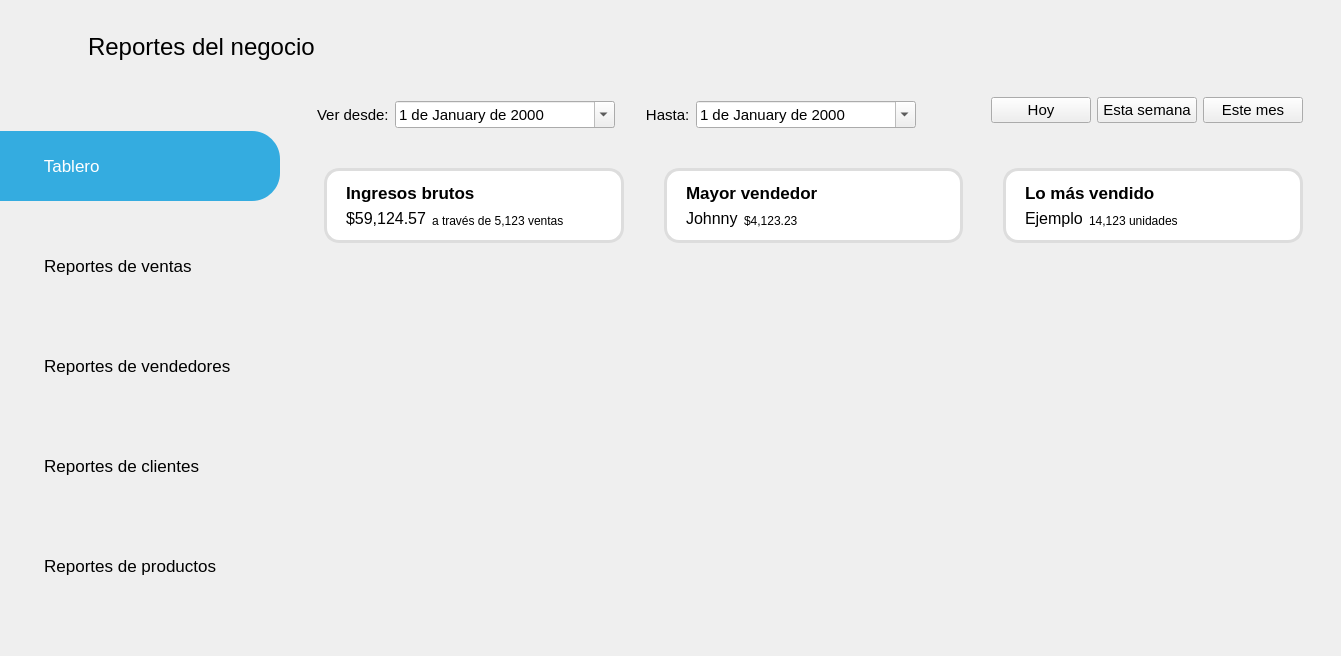
ivanperez-7/printpos, file designer/Ui_Reportes.ui: the form before one commit.
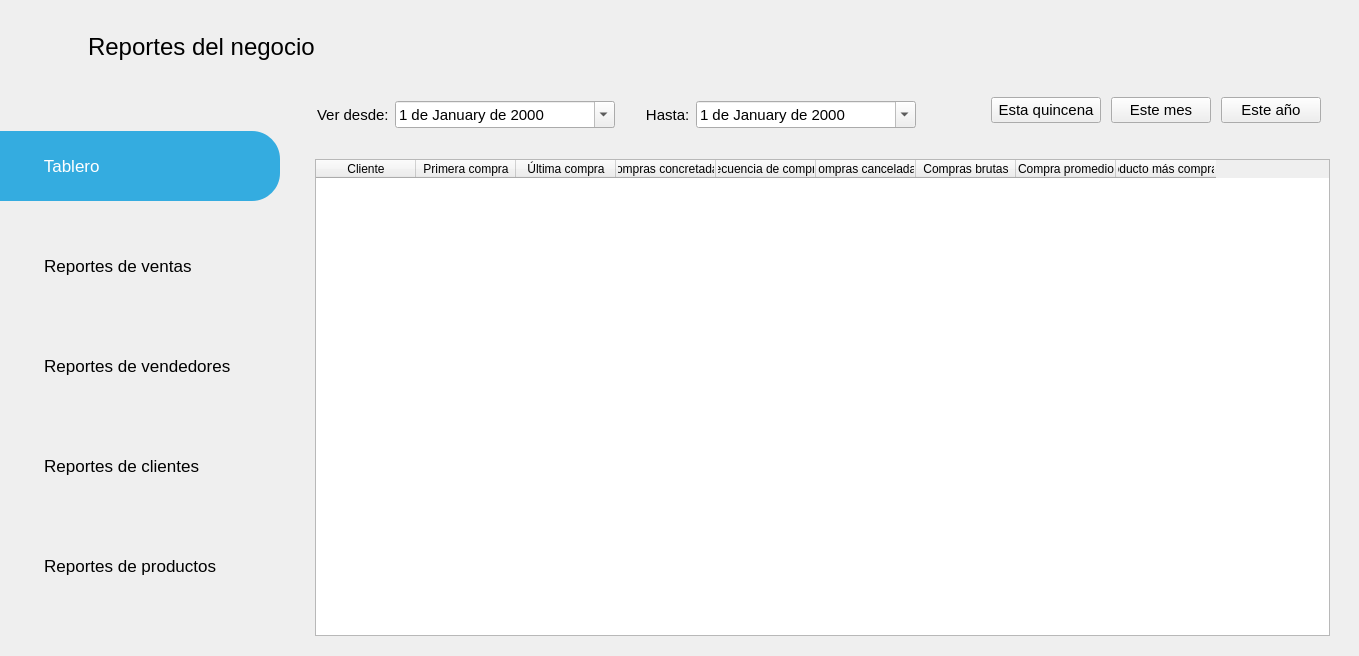
The form after the commit. The open tabs and pages were chosen to show the change. Icons and pictures are not drawn. Custom widgets are drawn as their Qt base class.

What changed in the file:
```diff
--- a/designer/Ui_Reportes.ui
+++ b/designer/Ui_Reportes.ui
@@ -6,7 +6,7 @@
    <rect>
     <x>0</x>
     <y>0</y>
-    <width>1331</width>
+    <width>1349</width>
     <height>656</height>
    </rect>
   </property>
@@ -529,6 +529,9 @@
          <item alignment="Qt::AlignRight">
           <widget class="QFrame" name="frame_13">
            <layout class="QHBoxLayout" name="horizontalLayout_9">
+            <property name="spacing">
+             <number>10</number>
+            </property>
             <property name="leftMargin">
              <number>60</number>
             </property>
@@ -539,7 +542,7 @@
              <widget class="QPushButton" name="btHoy">
               <property name="minimumSize">
                <size>
-                <width>100</width>
+                <width>110</width>
                 <height>0</height>
                </size>
               </property>
@@ -550,7 +553,7 @@
                </font>
               </property>
               <property name="text">
-               <string notr="true">Hoy</string>
+               <string notr="true">Esta quincena</string>
               </property>
              </widget>
             </item>
@@ -569,29 +572,29 @@
                </font>
               </property>
               <property name="text">
-               <string notr="true">Esta semana</string>
-              </property>
-             </widget>
-            </item>
-            <item>
-             <widget class="QPushButton" name="btEsteMes">
-              <property name="minimumSize">
-               <size>
-                <width>100</width>
-                <height>0</height>
-               </size>
-              </property>
-              <property name="font">
-               <font>
-                <family>Segoe UI</family>
-                <pointsize>11</pointsize>
-               </font>
-              </property>
-              <property name="text">
                <string notr="true">Este mes</string>
               </property>
              </widget>
             </item>
+            <item>
+             <widget class="QPushButton" name="btEsteMes">
+              <property name="minimumSize">
+               <size>
+                <width>100</width>
+                <height>0</height>
+               </size>
+              </property>
+              <property name="font">
+               <font>
+                <family>Segoe UI</family>
+                <pointsize>11</pointsize>
+               </font>
+              </property>
+              <property name="text">
+               <string notr="true">Este año</string>
+              </property>
+             </widget>
+            </item>
            </layout>
           </widget>
          </item>
@@ -600,6 +603,9 @@
       </item>
       <item row="1" column="1">
        <widget class="QScrollArea" name="scrollArea">
+        <property name="styleSheet">
+         <string notr="true"/>
+        </property>
         <property name="frameShape">
          <enum>QFrame::NoFrame</enum>
         </property>
@@ -611,7 +617,7 @@
           <rect>
            <x>0</x>
            <y>0</y>
-           <width>1007</width>
+           <width>1025</width>
            <height>488</height>
           </rect>
          </property>
@@ -1016,10 +1022,68 @@
               </item>
              </layout>
             </widget>
-            <widget class="QWidget" name="page_3">
-             <layout class="QHBoxLayout" name="horizontalLayout_3">
+            <widget class="QWidget" name="vendedores">
+             <layout class="QVBoxLayout" name="verticalLayout_3">
+              <property name="leftMargin">
+               <number>0</number>
+              </property>
+              <property name="topMargin">
+               <number>0</number>
+              </property>
+              <property name="rightMargin">
+               <number>0</number>
+              </property>
+              <property name="bottomMargin">
+               <number>0</number>
+              </property>
               <item>
-               <widget class="QTableWidget" name="tableWidget_2"/>
+               <widget class="TablaDatos" name="tableWidget_2">
+                <column>
+                 <property name="text">
+                  <string>Cliente</string>
+                 </property>
+                </column>
+                <column>
+                 <property name="text">
+                  <string>Primera compra</string>
+                 </property>
+                </column>
+                <column>
+                 <property name="text">
+                  <string>Última compra</string>
+                 </property>
+                </column>
+                <column>
+                 <property name="text">
+                  <string>Compras concretadas</string>
+                 </property>
+                </column>
+                <column>
+                 <property name="text">
+                  <string>Frecuencia de compras</string>
+                 </property>
+                </column>
+                <column>
+                 <property name="text">
+                  <string>Compras canceladas</string>
+                 </property>
+                </column>
+                <column>
+                 <property name="text">
+                  <string>Compras brutas</string>
+                 </property>
+                </column>
+                <column>
+                 <property name="text">
+                  <string>Compra promedio</string>
+                 </property>
+                </column>
+                <column>
+                 <property name="text">
+                  <string>Producto más comprado</string>
+                 </property>
+                </column>
+               </widget>
               </item>
              </layout>
             </widget>
@@ -1061,6 +1125,11 @@
    <header>backends.Reportes.h</header>
    <container>1</container>
   </customwidget>
+  <customwidget>
+   <class>TablaDatos</class>
+   <extends>QTableWidget</extends>
+   <header>utils.mywidgets.h</header>
+  </customwidget>
  </customwidgets>
  <resources>
   <include location="../resources.qrc"/>
```
Left out of the diff: 188 changed lines with no effect on the pictures.
